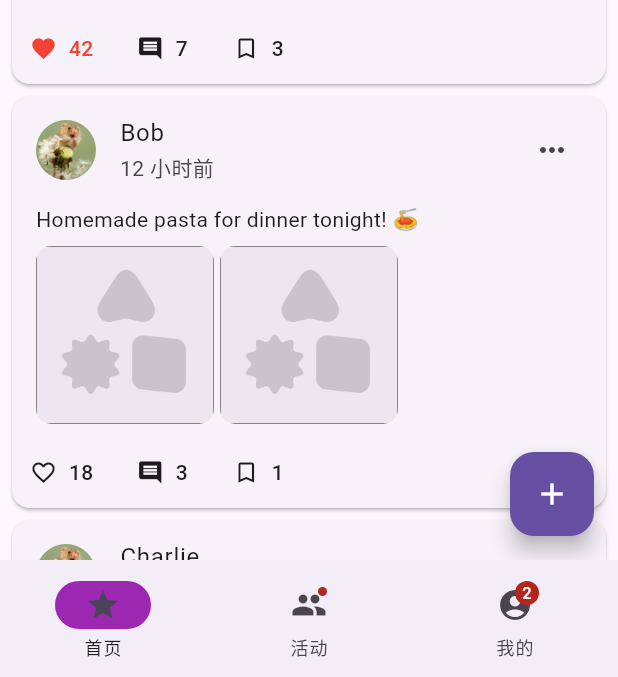
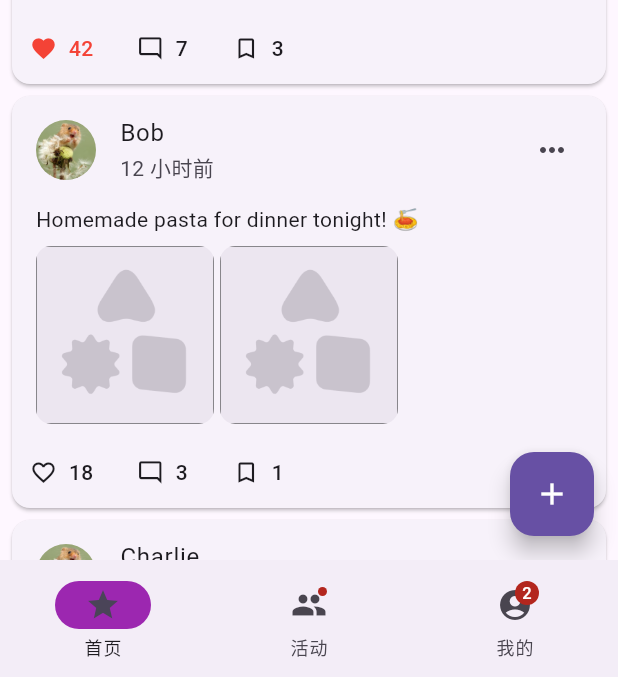
Before and after one commit to An-n-ya/TransPlatformFlutter, a Flutter app: the AppShell screen opened directly, on a phone screen of 412 x 824 dp, the part 556-1233 px from its top. Run offline on Flutter 3.47's test engine with Material 3 defaults, Android fonts, the light colour scheme and no system bars; our stand-ins replace flutter_secure_storage, image_picker; accounts and stored records are empty.

Commit message:
style: comment icon fix

```diff
--- a/lib/ui/posts/post_card.dart
+++ b/lib/ui/posts/post_card.dart
@@ -135,7 +135,7 @@ class PostCard extends StatelessWidget {
                 onPressed: () {},
               ),
               _ActionBtn(
-                icon: Icons.comment,
+                icon: Icons.mode_comment_outlined,
                 label: '${post.commentsCount}',
                 onPressed: () {},
               ),
```
